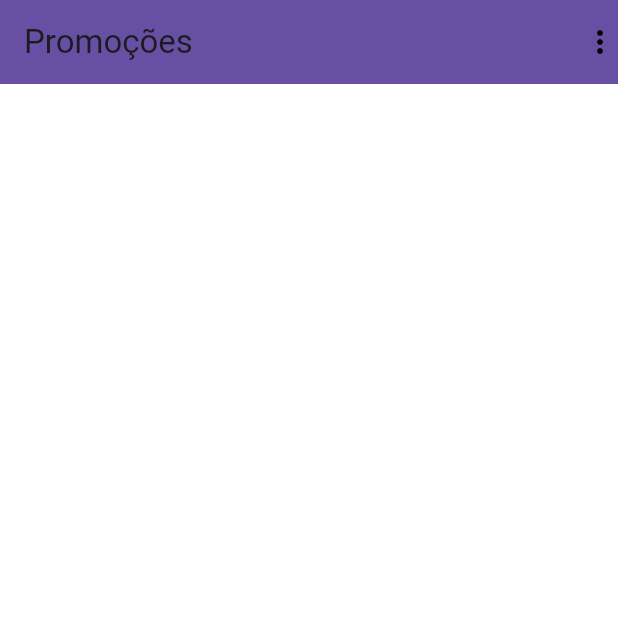
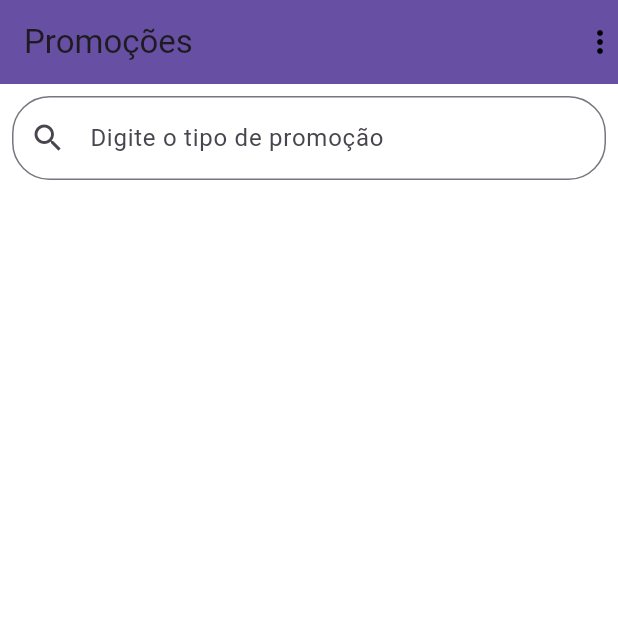
Before and after one commit to BrunoBianchi/app-promocoes, a Flutter app: the screen it shows once a user with an empty profile is signed in, on a phone screen of 412 x 824 dp, the top half of it. Run offline on Flutter 3.47's test engine with Material 2 defaults, Android fonts, the light colour scheme and no system bars; our stand-ins replace cloud_firestore, firebase_auth, firebase_core, image_picker; accounts and stored records are empty.

Commit message:
Últimas modificações

```diff
--- a/lib/core/services/auth/auth_firebase_service.dart
+++ b/lib/core/services/auth/auth_firebase_service.dart
@@ -1,10 +1,10 @@
-import 'dart:io';
+//import 'dart:io';
 import 'dart:async';
 import 'package:promocoes/core/models/promo_user.dart';
 import 'package:promocoes/core/services/auth/auth_service.dart';
 import 'package:cloud_firestore/cloud_firestore.dart';
 import 'package:firebase_auth/firebase_auth.dart';
-import 'package:firebase_storage/firebase_storage.dart';
+//import 'package:firebase_storage/firebase_storage.dart';
 
 class AuthFirebaseService implements AuthService {
   static PromoUser? _currentUser;
@@ -66,14 +66,14 @@ class AuthFirebaseService implements AuthService {
     FirebaseAuth.instance.signOut();
   }
 
-  Future<String?> _uploadUserImage(File? image, String imageName) async {
+  /*Future<String?> _uploadUserImage(File? image, String imageName) async {
     if (image == null) return null;
 
     final storage = FirebaseStorage.instance;
     final imageRef = storage.ref().child('user_images').child(imageName);
     await imageRef.putFile(image).whenComplete(() {});
     return await imageRef.getDownloadURL();
-  }
+  }*/
 
   Future<void> _savepromocoesUser(PromoUser user) async {
     final store = FirebaseFirestore.instance;
@@ -86,7 +86,7 @@ class AuthFirebaseService implements AuthService {
     });
   }
 
-  static PromoUser _topromocoesUser(User user, [String? imageUrl]) {
+  static PromoUser _topromocoesUser(User user) {
     return PromoUser(
       id: user.uid,
       name: user.displayName ?? user.email!.split('@')[0],
--- a/lib/main.dart
+++ b/lib/main.dart
@@ -1,5 +1,5 @@
 import 'package:promocoes/pages/auth_or_app_page.dart';
-import 'package:firebase_core/firebase_core.dart';
+//import 'package:firebase_core/firebase_core.dart';
 import 'package:flutter/material.dart';
 
 void main() {
@@ -18,6 +18,7 @@ class MyApp extends StatelessWidget {
         // Altere para a cor desejada
         useMaterial3: true,
       ),
+      // ignore: prefer_const_constructors
       home: AuthOrAppPage(),
       debugShowCheckedModeBanner: false,
     );
--- a/lib/pages/auth_or_app_page.dart
+++ b/lib/pages/auth_or_app_page.dart
@@ -27,6 +27,7 @@ class AuthOrAppPage extends StatelessWidget {
               if (snapshot.connectionState == ConnectionState.waiting) {
                 return const LoadingPage();
               } else {
+                // ignore: prefer_const_constructors
                 return snapshot.hasData ? ChatPage() : const AuthPage();
                 //return snapshot.hasData ? const AuthPage() : HomePage();
               }
--- a/lib/pages/home_page.dart
+++ b/lib/pages/home_page.dart
@@ -1,55 +1,6 @@
 /*import 'package:flutter/material.dart';
-
-class HomePage extends StatefulWidget {
-  const HomePage({super.key});
-
-  @override
-  // ignore: library_private_types_in_public_api
-  _HomePageState createState() => _HomePageState();
-}
-
-class _HomePageState extends State<HomePage> {
-  final TextEditingController _controladorNome = TextEditingController();
-  final TextEditingController _controladorQuantidade = TextEditingController();
-  final TextEditingController _controladorValor = TextEditingController();
-
-  @override
-  Widget build(BuildContext context) {
-    return MaterialApp(
-      home: Scaffold(
-        appBar: AppBar(
-          title: const Text('Cadastrando produto'),
-        ),
-        body: Column(
-          children: <Widget>[
-            TextField(
-              controller: _controladorNome,
-            ),
-            TextField(
-              controller: _controladorQuantidade,
-            ),
-            TextField(
-              controller: _controladorValor,
-            ),
-            ElevatedButton(
-              onPressed: () {
-                final String nome = _controladorNome.text;
-                final int? quantidade =
-                    int.tryParse(_controladorQuantidade.text);
-                final double? valor = double.tryParse(_controladorValor.text);
-              },
-              child: Text("Cadastrar"),
-            )
-          ],
-        ),
-      ),
-    );
-  }
-}*/
-
-
-import 'package:flutter/material.dart';
 import 'package:promocoes/core/services/auth/auth_service.dart';
+// ignore: unused_import
 import 'package:provider/provider.dart';
 
 class ChatPage extends StatelessWidget {
@@ -65,6 +16,7 @@ class ChatPage extends StatelessWidget {
         actions: [
           DropdownButtonHideUnderline(
             child: DropdownButton(
+              // ignore: prefer_const_constructors
               icon: Icon(
                 Icons.more_vert,
                 color: Colors.black,
@@ -96,4 +48,118 @@ class ChatPage extends StatelessWidget {
       ),
     );
   }
+}*/
+
+import 'package:flutter/material.dart';
+import 'package:promocoes/core/services/auth/auth_service.dart';
+import 'package:cloud_firestore/cloud_firestore.dart';
+
+class ChatPage extends StatefulWidget {
+  @override
+  _ChatPageState createState() => _ChatPageState();
 }
+
+class _ChatPageState extends State<ChatPage> {
+  final FirebaseFirestore _firestore = FirebaseFirestore.instance;
+  String filtro = '';
+
+  @override
+  Widget build(BuildContext context) {
+    return Scaffold(
+      appBar: AppBar(
+        backgroundColor: Theme.of(context).primaryColor,
+        title: Text('Promoções'),
+        actions: [
+          DropdownButtonHideUnderline(
+            child: DropdownButton(
+              // ignore: prefer_const_constructors
+              icon: Icon(
+                Icons.more_vert,
+                color: Colors.black,
+                //color: Theme.of(context).primaryIconTheme.color,
+              ),
+              items: const [
+                DropdownMenuItem(
+                  value: 'logout',
+                  child: Row(
+                    children: [
+                      Icon(
+                        Icons.exit_to_app,
+                        color: Colors.black87,
+                      ),
+                      SizedBox(width: 10),
+                      Text('Sair'),
+                    ],
+                  ),
+                ),
+              ],
+              onChanged: (value) {
+                if (value == 'logout') {
+                  AuthService().logout();
+                }
+              },
+            ),
+          ),
+        ],
+      ),
+      body: Column(
+        children: <Widget>[
+          Padding(
+            padding: const EdgeInsets.all(8.0),
+            child: TextField(
+              onChanged: (value) {
+                setState(() {
+                  filtro = value;
+                });
+              },
+              decoration: InputDecoration(
+                labelText: "Digite o tipo de promoção",
+                hintText: "Ex: Eletrônicos",
+                prefixIcon: Icon(Icons.search),
+                border: OutlineInputBorder(
+                  borderRadius: BorderRadius.all(
+                    Radius.circular(25.0),
+                  ),
+                ),
+              ),
+            ),
+          ),
+          Expanded(
+            child:
+      StreamBuilder<QuerySnapshot>(
+        stream:
+        filtro.isNotEmpty ? _firestore.collection('promocoes').where('option', isEqualTo: filtro).snapshots():
+        _firestore.collection('promocoes').snapshots(),
+        builder: (BuildContext context, AsyncSnapshot<QuerySnapshot> snapshot) {
+          if (snapshot.hasError) {
+            return Text('Erro: ${snapshot.error}');
+          }
+
+          if (snapshot.connectionState == ConnectionState.waiting) {
+            return CircularProgressIndicator();
+          }
+          // ignore: unused_local_variable
+          final List<DocumentSnapshot> filteredDocs = snapshot.data!.docs.where((document) {
+                  Map<String, dynamic> data = document.data() as Map<String, dynamic>;
+                  return data['option'].contains(filtro);
+                }).toList();
+
+          return ListView(
+            children: snapshot.data!.docs.map((DocumentSnapshot document) {
+              Map<String, dynamic> data = document.data() as Map<String, dynamic>;
+              return Card(
+                child: ListTile(
+                  title: Text('Nome: ${data['name']}'),
+                  subtitle: Text('Descrição: ${data['description']}\nOpção: ${data['option']}\nData de Validade: ${data['date']}'),
+                ),
+                    );
+                  }).toList(),
+                );
+              },
+            ),
+          ),
+        ],
+      ),
+    );
+  }
+}
--- a/pubspec.yaml
+++ b/pubspec.yaml
@@ -42,6 +42,7 @@ dependencies:
   firebase_storage: ^11.4.1
   provider: ^6.0.5
   intl: ^0.18.1
+
 
 dev_dependencies:
   flutter_test:
```
Also changed, not shown: lib/components/auth_form.dart (+3 -6 lines), lib/core/models/produto.dart (+8 -6 lines).
